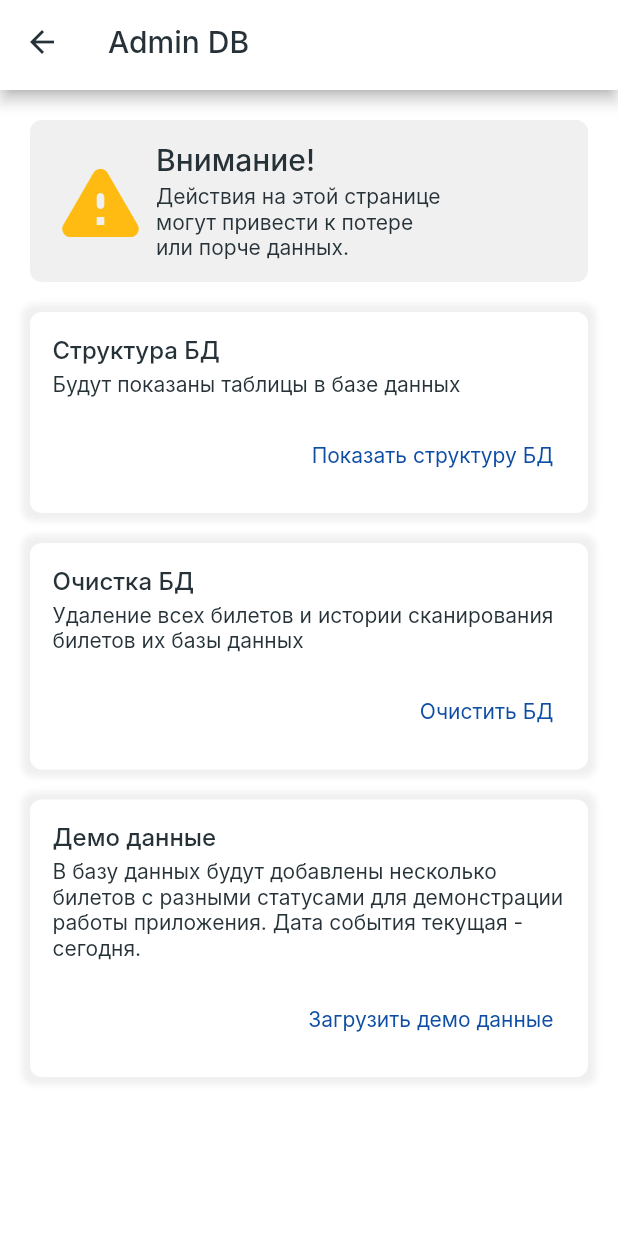
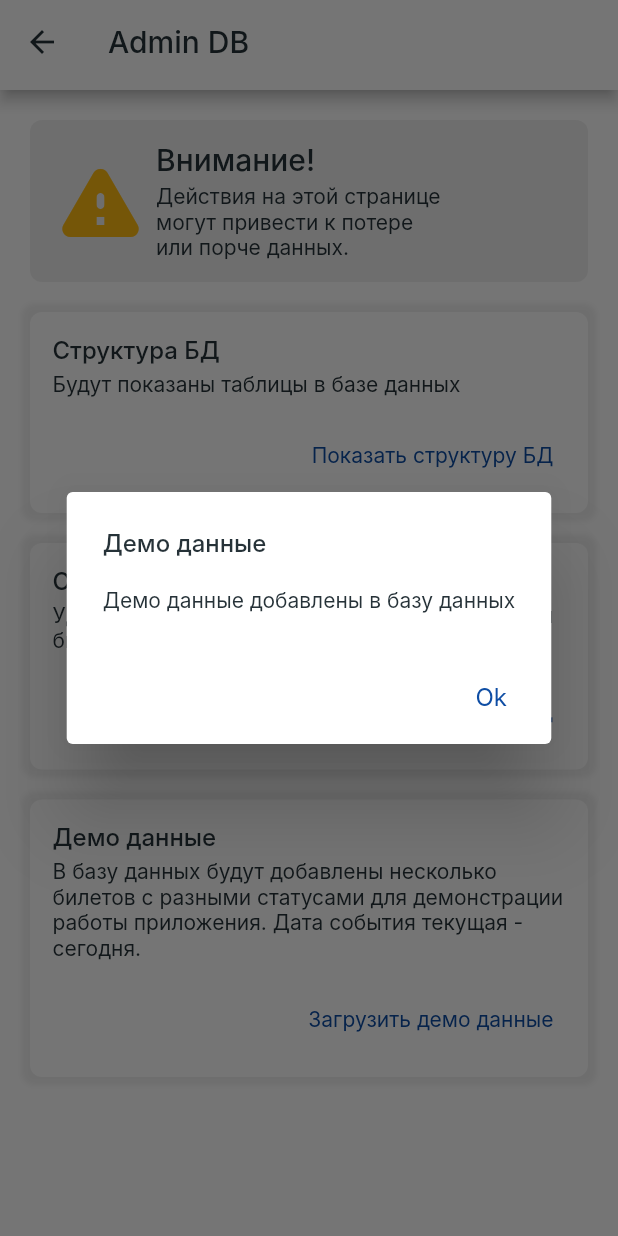
Before and after one commit to vgadzh/flutter_ticket_check, a Flutter app: the AdminDbScreen screen opened directly, after a tap on "Загрузить демо данные", on a phone screen of 412 x 824 dp. Run offline on Flutter 3.47's test engine with Material 2 defaults, Android fonts, the phone set to English and light mode, and no system bars; our stand-ins replace sqflite; missing offline and left inert: flutter_barcode_scanner; accounts and stored records are empty; Roboto replaces fonts that are missing (Inter).

Commit message:
Admin functions (clear db, get info, insert demo) is done

```diff
--- a/lib/screen/admin_db_screen.dart
+++ b/lib/screen/admin_db_screen.dart
@@ -73,12 +73,17 @@ class _AdminDbScreenState extends State<AdminDbScreen> {
             text: 'Будут показаны таблицы в базе данных',
             textButton: 'Показать структуру БД',
             onPressed: () async {
+              final ticketCount = await _ticketService.getTicketCount();
+              final ticketHistoryRecordCount =
+                  await _ticketService.getTicketHistoryCount();
               final text = await _ticketService.getDbInfo();
+              final message =
+                  'tickets: $ticketCount\nticketHistory: $ticketHistoryRecordCount\n$text';
               if (!mounted) return;
               Navigator.push(
                   context,
                   MaterialPageRoute(
-                      builder: ((context) => TextInfoScreen(text: text))));
+                      builder: ((context) => TextInfoScreen(text: message))));
             },
           ),
           const SizedBox(height: 20),
@@ -131,7 +136,36 @@ class _AdminDbScreenState extends State<AdminDbScreen> {
             text:
                 'В базу данных будут добавлены несколько билетов с разными статусами для демонстрации работы приложения. Дата события текущая - сегодня.',
             textButton: 'Загрузить демо данные',
-            onPressed: () {},
+            onPressed: () async {
+              await _ticketService.insertDemoTickets();
+              if (!mounted) return;
+              showDialog(
+                  context: context,
+                  builder: ((context) {
+                    return AlertDialog(
+                      title: Text(
+                        'Демо данные',
+                        style: Styles.bodyTextStyle1
+                            .copyWith(fontWeight: FontWeight.w500),
+                      ),
+                      content: Text('Демо данные добавлены в базу данных',
+                          style: Styles.subtitleTextStyle),
+                      actions: [
+                        TextButton(
+                          onPressed: (() {
+                            Navigator.of(context).pop();
+                          }),
+                          child: Text(
+                            'Ok',
+                            style: Styles.bodyTextStyle1.copyWith(
+                              color: Styles.primaryColor,
+                            ),
+                          ),
+                        ),
+                      ],
+                    );
+                  }));
+            },
           ),
         ],
       ),
```
Also changed, not shown: lib/services/ticket_service.dart (+14 -0 lines).
